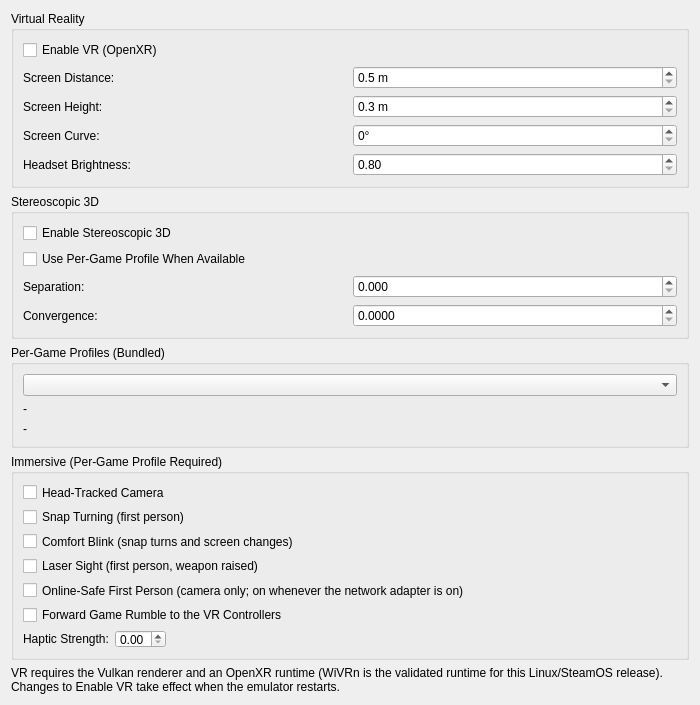
Above: pcsx2-qt/Settings/VRSettingsWidget.ui from beadbeed/PenguinScreen2 before the change. Below: the same form after it.
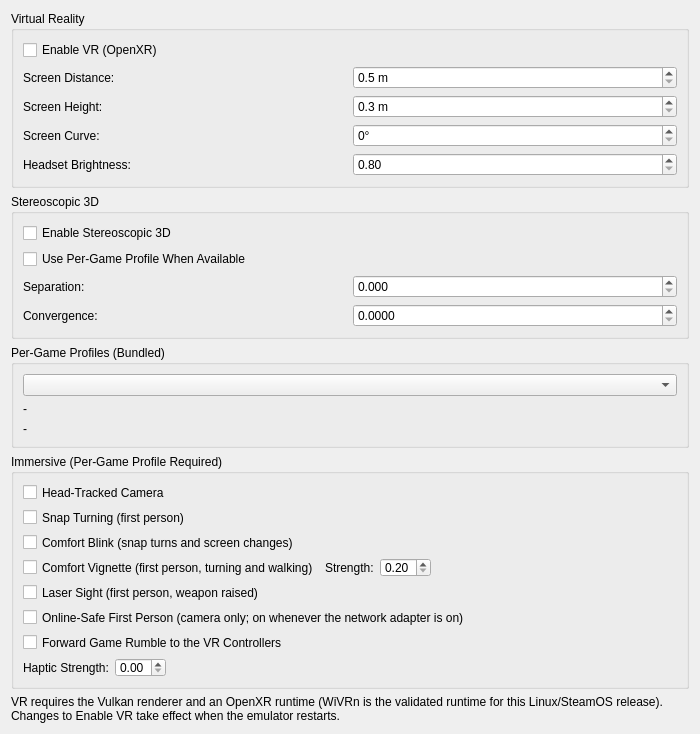
That is the form after the change.

Commit message: VR: optional comfort vignette while first person turns or walks the view

Patch:
```diff
--- a/pcsx2-qt/Settings/VRSettingsWidget.ui
+++ b/pcsx2-qt/Settings/VRSettingsWidget.ui
@@ -280,6 +280,56 @@
         </property>
        </widget>
       </item>
+      <item>
+       <layout class="QHBoxLayout" name="comfortVignetteLayout">
+        <item>
+         <widget class="QCheckBox" name="comfortVignette">
+          <property name="text">
+           <string>Comfort Vignette (first person, turning and walking)</string>
+          </property>
+         </widget>
+        </item>
+        <item>
+         <widget class="QLabel" name="vignetteStrengthLabel">
+          <property name="text">
+           <string>Strength:</string>
+          </property>
+          <property name="buddy">
+           <cstring>vignetteStrength</cstring>
+          </property>
+         </widget>
+        </item>
+        <item>
+         <widget class="QDoubleSpinBox" name="vignetteStrength">
+          <property name="decimals">
+           <number>2</number>
+          </property>
+          <property name="minimum">
+           <double>0.200000000000000</double>
+          </property>
+          <property name="maximum">
+           <double>1.000000000000000</double>
+          </property>
+          <property name="singleStep">
+           <double>0.100000000000000</double>
+          </property>
+         </widget>
+        </item>
+        <item>
+         <spacer name="comfortVignetteSpacer">
+          <property name="orientation">
+           <enum>Qt::Orientation::Horizontal</enum>
+          </property>
+          <property name="sizeHint" stdset="0">
+           <size>
+            <width>40</width>
+            <height>20</height>
+           </size>
+          </property>
+         </spacer>
+        </item>
+       </layout>
+      </item>
       <item>
        <widget class="QCheckBox" name="laserSight">
         <property name="text">
```
Left out of the diff: 2 changed lines with no effect on the pictures. The commit also changes 10 other files.
